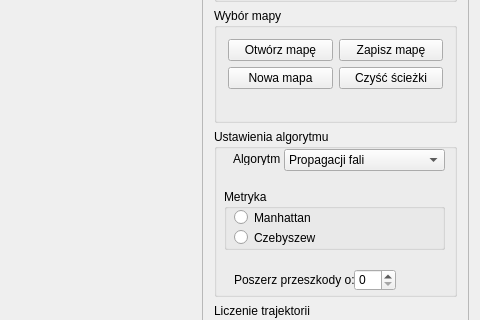
The window that trajektorie3d/trajektorie3d/trajektorie3d.ui (Calises/projekt_grupowy) describes before a commit, drawn with Qt 5; both pictures show x 455 to 935 and y 157 to 477 of the 935 by 650 pixel window.
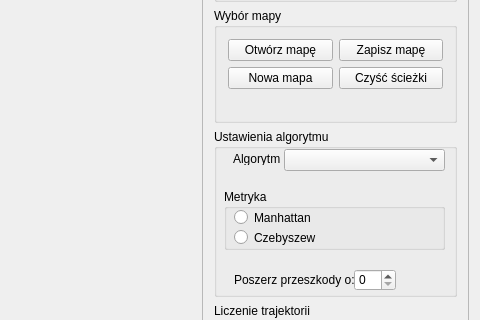
The same window after the commit.

Commit message: - poprawka w działaniu clearMap - czyszczenie kodu

Diff of the .ui file:
```diff
--- a/trajektorie3d/trajektorie3d/trajektorie3d.ui
+++ b/trajektorie3d/trajektorie3d/trajektorie3d.ui
@@ -363,18 +363,8 @@
            </rect>
           </property>
           <property name="currentText">
-           <string>Propagacji fali</string>
+           <string/>
           </property>
-          <item>
-           <property name="text">
-            <string>Propagacji fali</string>
-           </property>
-          </item>
-          <item>
-           <property name="text">
-            <string>Sztucznych pól potencjałowych</string>
-           </property>
-          </item>
          </widget>
         </widget>
        </item>
```
The commit also changes 1 other file.
